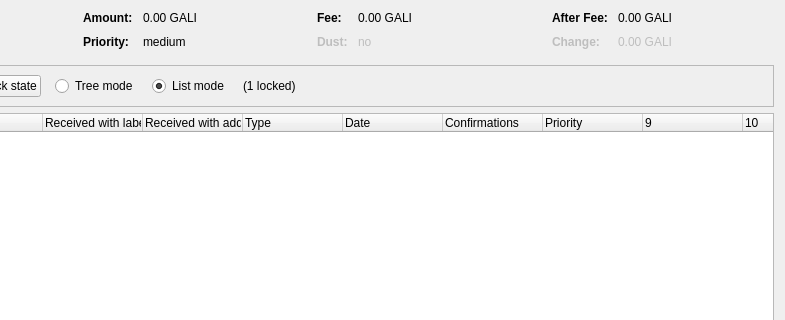
The window that src/qt/forms/coincontroldialog.ui (Salvage-Ex/Salvage-old2) describes before a commit, drawn with Qt 5; both pictures show x 169 to 954 and y 0 to 320 of the 954 by 500 pixel window.
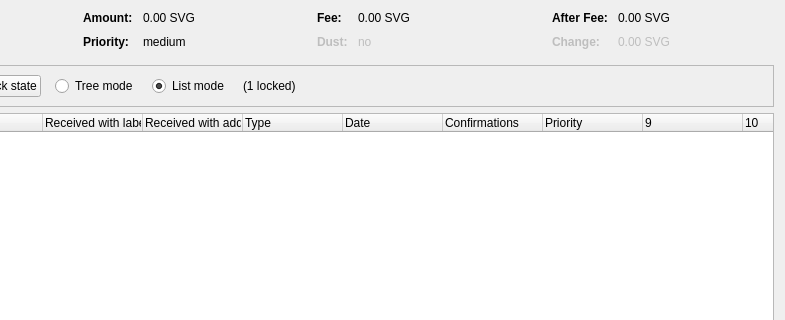
The same window after the commit. Custom widgets are drawn as their Qt base class.

```diff
--- a/src/qt/forms/coincontroldialog.ui
+++ b/src/qt/forms/coincontroldialog.ui
@@ -132,7 +132,7 @@
           <enum>Qt::ActionsContextMenu</enum>
          </property>
          <property name="text">
-          <string notr="true">0.00 GALI</string>
+          <string notr="true">0.00 SVG</string>
          </property>
          <property name="textInteractionFlags">
           <set>Qt::LinksAccessibleByMouse|Qt::TextSelectableByKeyboard|Qt::TextSelectableByMouse</set>
@@ -206,7 +206,7 @@
           <enum>Qt::ActionsContextMenu</enum>
          </property>
          <property name="text">
-          <string notr="true">0.00 GALI</string>
+          <string notr="true">0.00 SVG</string>
          </property>
          <property name="textInteractionFlags">
           <set>Qt::LinksAccessibleByMouse|Qt::TextSelectableByKeyboard|Qt::TextSelectableByMouse</set>
@@ -286,7 +286,7 @@
           <enum>Qt::ActionsContextMenu</enum>
          </property>
          <property name="text">
-          <string notr="true">0.00 GALI</string>
+          <string notr="true">0.00 SVG</string>
          </property>
          <property name="textInteractionFlags">
           <set>Qt::LinksAccessibleByMouse|Qt::TextSelectableByKeyboard|Qt::TextSelectableByMouse</set>
@@ -321,7 +321,7 @@
           <enum>Qt::ActionsContextMenu</enum>
          </property>
          <property name="text">
-          <string notr="true">0.00 GALI</string>
+          <string notr="true">0.00 SVG</string>
          </property>
          <property name="textInteractionFlags">
           <set>Qt::LinksAccessibleByMouse|Qt::TextSelectableByKeyboard|Qt::TextSelectableByMouse</set>
```
